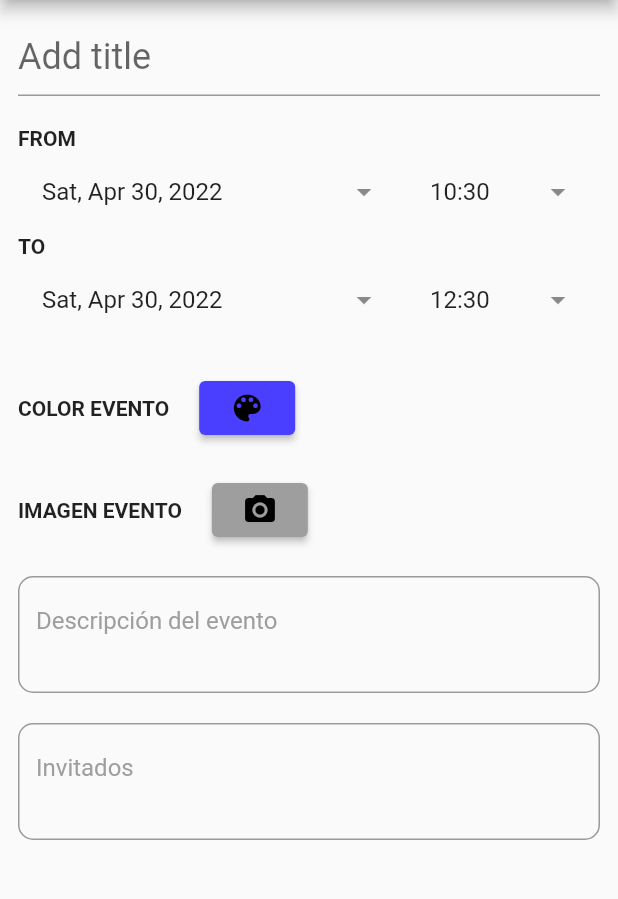
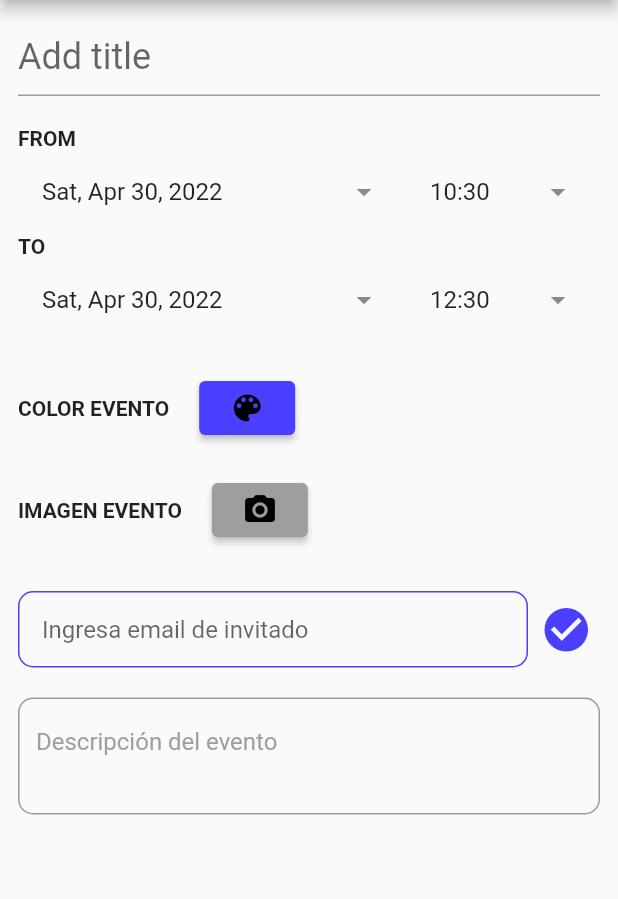
Before and after one commit to karou1182001/AppMovilRU, a Flutter app: the EventEditingPage screen opened directly, on a phone screen of 412 x 824 dp, the part 105-1004 px from its top. Run offline on Flutter 3.47's test engine with Material 2 defaults, Android fonts, the light colour scheme and no system bars; our stand-ins replace cloud_firestore, firebase_auth, firebase_core, flutter_colorpicker, get, google_maps_flutter and 5 more; missing offline and left inert: syncfusion_flutter_core; accounts and stored records are empty.

Commit message:
invitados

```diff
--- a/lib/ui/pages/pageMyCalendar/event_editing_page.dart
+++ b/lib/ui/pages/pageMyCalendar/event_editing_page.dart
@@ -34,6 +34,11 @@ class _EventEditingPageState extends State<EventEditingPage> {
   Color colorEvento = selectColor;
   late var _selectedPicture = File("");
   FirebaseEventController feventCont = Get.find();
+  List<dynamic> personasInvitadas = [];
+  String currentEmail = "";
+  late TextEditingController textControllerAttendee;
+  late FocusNode textFocusNodeAttendee;
+  bool isEditingEmail = false;
 
   @override
   void initState() {
@@ -44,11 +49,18 @@ class _EventEditingPageState extends State<EventEditingPage> {
       //DateTime.now();
       toDate = feventCont.selectedDate.add(const Duration(hours: 2));
     } else {
+      //Por si el evento ya fue creado y solo lo queremos editas, tomamos los valores
+      //del evento
       final event = widget.event;
       titleController.text = event!.name;
       fromDate = DateTime.parse(event.from);
       toDate = DateTime.parse(event.to);
+      descController.text = event.description;
+      colorEvento = Color(event.color);
+      personasInvitadas = event.invitados;
     }
+    textControllerAttendee = TextEditingController();
+    textFocusNodeAttendee = FocusNode();
   }
 
   @override
@@ -87,11 +99,8 @@ class _EventEditingPageState extends State<EventEditingPage> {
               ),
               imagePicker(),
               imagen(),
+              personas(),
               parrafoDescripcion(),
-              const SizedBox(
-                height: 20,
-              ),
-              invitados()
             ],
           ),
         ),
@@ -129,6 +138,123 @@ class _EventEditingPageState extends State<EventEditingPage> {
       );
 
   //Invitados
+  Widget personas() => Column(
+        children: [
+          ListView.builder(
+            shrinkWrap: true,
+            physics: PageScrollPhysics(),
+            itemCount: personasInvitadas.length,
+            itemBuilder: (context, index) {
+              return Padding(
+                padding: const EdgeInsets.only(bottom: 8.0),
+                child: Row(
+                  mainAxisAlignment: MainAxisAlignment.spaceBetween,
+                  children: [
+                    Text(
+                      personasInvitadas[index],
+                      style: const TextStyle(
+                        color: selectColor,
+                        fontWeight: FontWeight.w600,
+                        fontSize: 16,
+                      ),
+                    ),
+                    IconButton(
+                      icon: const Icon(Icons.close),
+                      onPressed: () {
+                        setState(() {
+                          personasInvitadas.removeAt(index);
+                        });
+                      },
+                      color: Colors.red,
+                    ),
+                  ],
+                ),
+              );
+            },
+          ),
+          SizedBox(height: 10),
+          Row(
+            crossAxisAlignment: CrossAxisAlignment.start,
+            children: [
+              Expanded(
+                child: TextField(
+                  enabled: true,
+                  cursorColor: selectColor,
+                  focusNode: textFocusNodeAttendee,
+                  controller: textControllerAttendee,
+                  textCapitalization: TextCapitalization.none,
+                  textInputAction: TextInputAction.done,
+                  onChanged: (value) {
+                    setState(() {
+                      currentEmail = value;
+                    });
+                  },
+                  onSubmitted: (value) {
+                    textFocusNodeAttendee.unfocus();
+                  },
+                  decoration: InputDecoration(
+                    disabledBorder: const OutlineInputBorder(
+                      borderRadius: BorderRadius.all(Radius.circular(10.0)),
+                      borderSide: BorderSide(color: Colors.grey, width: 1),
+                    ),
+                    enabledBorder: const OutlineInputBorder(
+                      borderRadius: BorderRadius.all(Radius.circular(10.0)),
+                      borderSide: BorderSide(color: selectColor, width: 1),
+                    ),
+                    errorBorder: const OutlineInputBorder(
+                      borderRadius: BorderRadius.all(Radius.circular(10.0)),
+                      borderSide: BorderSide(color: Colors.redAccent, width: 2),
+                    ),
+                    border: const OutlineInputBorder(
+                      borderRadius: BorderRadius.all(Radius.circular(10.0)),
+                    ),
+                    contentPadding: const EdgeInsets.only(
+                      left: 16,
+                      bottom: 16,
+                      top: 16,
+                      right: 16,
+                    ),
+                    hintText: 'Ingresa email de invitado',
+                    errorText:
+                        isEditingEmail ? _validateEmail(currentEmail) : null,
+                    errorStyle: const TextStyle(
+                      fontSize: 12,
+                      color: Colors.redAccent,
+                    ),
+                  ),
+                ),
+              ),
+              IconButton(
+                icon: const Icon(
+                  Icons.check_circle,
+                  color: selectColor,
+                  size: 35,
+                ),
+                onPressed: () {
+                  setState(() {
+                    isEditingEmail = true;
+                  });
+                  if (_validateEmail(currentEmail) == "email validado") {
+                    setState(() {
+                      textFocusNodeAttendee.unfocus();
+                      //calendar.EventAttendee eventAttendee = calendar.EventAttendee();
+                      //eventAttendee.email = currentEmail;
+
+                      personasInvitadas.add(currentEmail);
+
+                      textControllerAttendee.text = '';
+                      currentEmail = "";
+                      isEditingEmail = false;
+                    });
+                  }
+                },
+              ),
+            ],
+          ),
+          SizedBox(height: 20),
+        ],
+      );
+
   Widget invitados() => TextFormField(
         key: Key('editableInvitados'),
         controller: invitadosController,
@@ -418,7 +544,7 @@ class _EventEditingPageState extends State<EventEditingPage> {
             DateFormat("yyyy-MM-dd hh:mm:ss").format(toDate),
             descController.text,
             userController.email,
-            ["Julia"],
+            personasInvitadas,
             colorEvento.value,
             "1",
             widget.event!);
@@ -430,7 +556,7 @@ class _EventEditingPageState extends State<EventEditingPage> {
           DateFormat("yyyy-MM-dd hh:mm:ss").format(toDate),
           descController.text,
           userController.email,
-          ["Julia"],
+          personasInvitadas,
           colorEvento.value,
           "1",
         );
@@ -444,4 +570,28 @@ class _EventEditingPageState extends State<EventEditingPage> {
           (route) => false);
     }
   }
+
+  //------------------------MÉTODOS-----------------------------------
+  String _validateEmail(String value) {
+    if (value != null) {
+      value = value.trim();
+
+      if (value.isEmpty) {
+        return 'Can\'t add an empty email';
+      } else {
+        final regex = RegExp(
+            r"^[a-zA-Z0-9.!#$%&'*+/=?^_`{|}~-]+@[a-zA-Z0-9](?:[a-zA-Z0-9-]{0,253}[a-zA-Z0-9])?(?:\.[a-zA-Z0-9](?:[a-zA-Z0-9-]{0,253}[a-zA-Z0-9])?)*$");
+        final matches = regex.allMatches(value);
+        for (Match match in matches) {
+          if (match.start == 0 && match.end == value.length) {
+            return "email validado";
+          }
+        }
+      }
+    } else {
+      return 'Can\'t add an empty email';
+    }
+
+    return 'Invalid email';
+  }
 }
--- a/lib/ui/pages/pageMyCalendar/event_viewing_page.dart
+++ b/lib/ui/pages/pageMyCalendar/event_viewing_page.dart
@@ -62,7 +62,7 @@ class EventViewingPage extends StatelessWidget {
           buildHeader(
             header: "Invitados",
             child: Text(
-              event.invitados.join(","),
+              event.invitados.join("\n"),
               style: const TextStyle(fontSize: 18),
             ),
           ),
```
